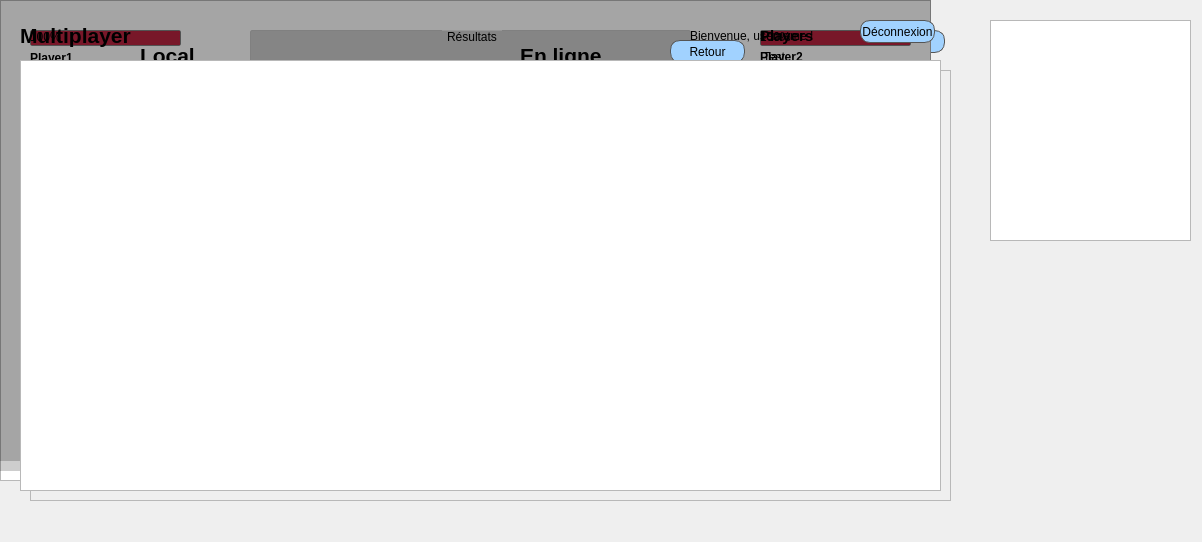
This is cubipix.ui in PoxProject/Cubipix as Qt 5 draws it before an edit. The edited form follows.
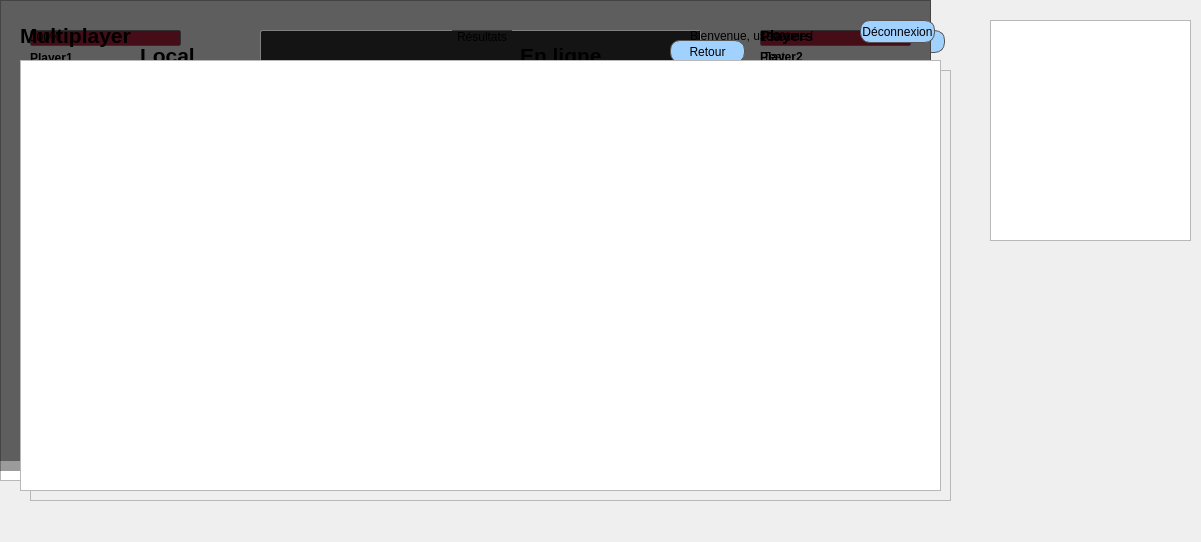
This is the edited form. Icons and pictures are not drawn.

```diff
--- a/cubipix.ui
+++ b/cubipix.ui
@@ -6,7 +6,7 @@
    <rect>
     <x>0</x>
     <y>0</y>
-    <width>1202</width>
+    <width>1201</width>
     <height>542</height>
    </rect>
   </property>
@@ -425,7 +425,7 @@
      </property>
      <property name="styleSheet">
       <string notr="true">QWidget {
-	background-color: rgba(0, 0, 0, 50);
+	background-color: rgba(0, 0, 0, 100);
 }
 
 QPushButton {
@@ -493,13 +493,13 @@
      </property>
      <property name="styleSheet">
       <string notr="true">QWidget {
-	background-color: rgba(0, 0, 0, 50);
+	background-color: rgba(0, 0, 0, 100);
 }</string>
      </property>
      <widget class="QGroupBox" name="resultGameGroupBox">
       <property name="geometry">
        <rect>
-        <x>250</x>
+        <x>260</x>
         <y>30</y>
         <width>441</width>
         <height>371</height>
@@ -507,16 +507,46 @@
       </property>
       <property name="styleSheet">
        <string notr="true">QGroupBox {
-     border: 1px solid gray;
-     border-radius: 2px;
-     margin-top: 1ex;
+	border: 1px solid gray;
+	border-radius: 2px;
+	margin-top: 1ex;
+	background-color: rgba(0, 0, 0, 200);
  }
  
  QGroupBox::title {
-     subcontrol-origin: margin;
-     subcontrol-position: top center;
-     padding: 0 3px;
- }</string>
+	subcontrol-origin: margin;
+	subcontrol-position: top center;
+	padding: 0 3px;
+ }
+
+QLabel {
+	color: white;
+	background-color: rgba(0, 0, 0, 0);
+}
+
+QProgressBar {
+     border: 1px solid grey;
+     border-radius: 2px;
+ }
+
+ QProgressBar::chunk {
+     background-color: rgb(185, 35, 63);
+     width: 20px;
+ }
+
+QPushButton {
+	border: 1px solid rgb(85, 85, 85);
+	border-radius: 10px;
+	background-color: rgb(161, 210, 255);
+}
+
+QPushButton:hover {
+	background-color: rgb(130, 174, 255);
+}
+
+QPushButton:pressed {
+	background-color: rgb(85, 125, 255);
+}</string>
       </property>
       <property name="title">
        <string>Résultats</string>
```
Left out of the diff: 109 changed lines with no effect on the pictures.
